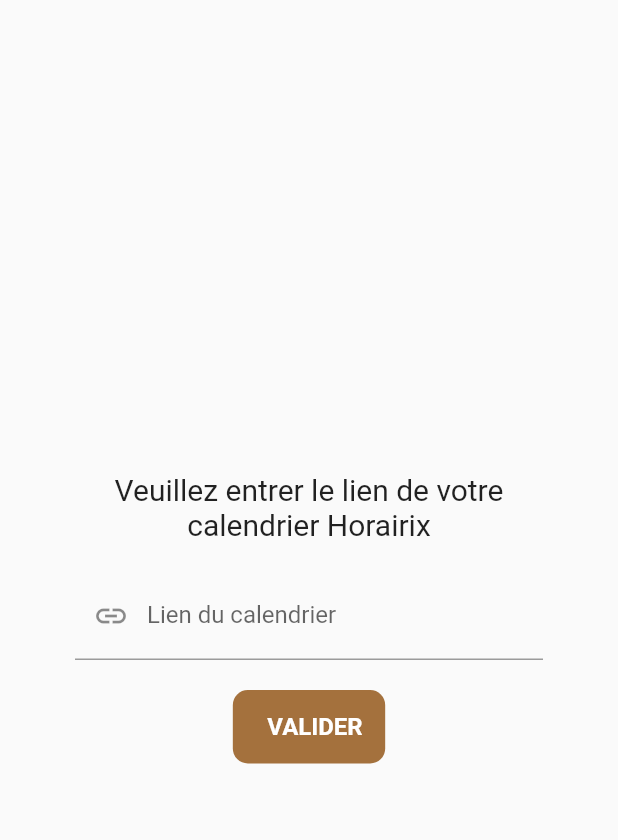
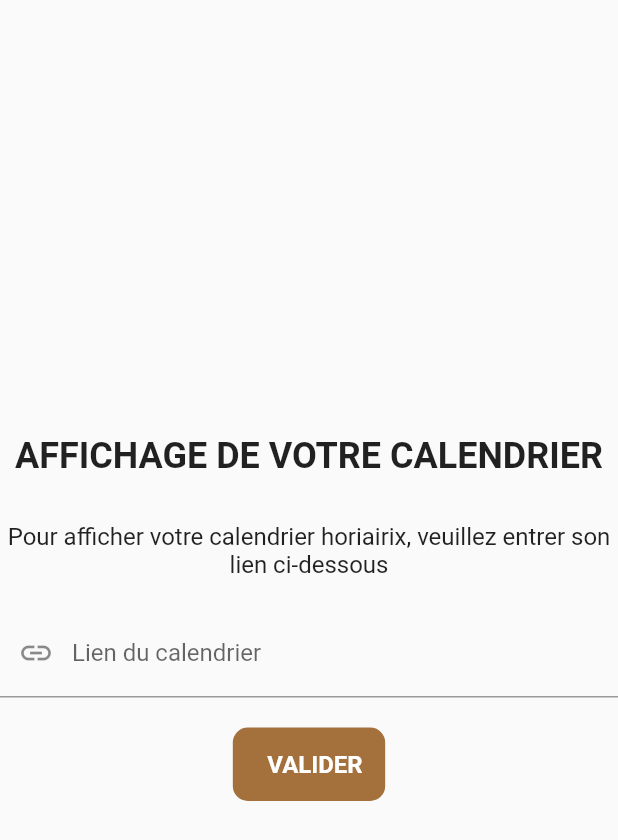
Before and after one commit to khalilkrm/StudentsForStudentsMobile, a Flutter app: the CalendarBox widget shown alone on an empty page, opened directly, on a phone screen of 412 x 824 dp. Shown: the top 840 px of the screen. Run offline on Flutter 3.47's test engine with Material 2 defaults, Android fonts, the phone set to English and light mode, and no system bars; our stand-ins replace google_fonts, google_sign_in, logger, syncfusion_flutter_calendar; missing offline and left inert: icalendar_parser, syncfusion_localizations; accounts and stored records are empty; generated files the repository leaves out were written again; network calls fail.

Commit message:
MODIFY: modification de la vue pour afficher le calendrier + vue pour ajouter une adresse

```diff
--- a/lib/views/organisms/calendar_box.dart
+++ b/lib/views/organisms/calendar_box.dart
@@ -16,7 +16,7 @@
 }
 
 class _CalendarBoxState extends State<CalendarBox> {
-  void _onSubmit(CalendarStore store) async{
+  void _onSubmit(CalendarStore store) async {
     //print(widget._calendarLinkController.text);
     await store.linkCalendar(calendarLink: widget._calendarLinkController.text);
   }
@@ -25,15 +25,26 @@
   Widget build(BuildContext context) {
     return Consumer<CalendarStore>(
       builder: (context, store, child) => Center(
-              child: Padding(
-                padding: const EdgeInsets.all(50.0),
         child: Column(
           mainAxisAlignment: MainAxisAlignment.center,
           children: [
-                    const Text(
+            Column(
+              children: const [
+                Padding(
+                  padding: EdgeInsets.only(bottom: 30.0),
+                  child: Text(
+                    'AFFICHAGE DE VOTRE CALENDRIER',
                     textAlign: TextAlign.center,
-                      'Veuillez entrer le lien de votre calendrier Horairix',
-                      style: TextStyle(fontSize: 20),
+                    style: TextStyle(
+                        fontSize: 24, fontWeight: FontWeight.bold),
+                  ),
+                ),
+                Text(
+                  'Pour afficher votre calendrier horiairix, veuillez entrer son lien ci-dessous',
+                  textAlign: TextAlign.center,
+                  style: TextStyle(fontSize: 16),
+                ),
+              ],
             ),
             const SizedBox(height: 20),
             TextFormFieldMolecule(
@@ -50,6 +61,6 @@
           ],
         ),
       ),
-            ));
+    );
   }
 }
--- a/lib/views/templates/calendar_content.dart
+++ b/lib/views/templates/calendar_content.dart
@@ -4,6 +4,7 @@
 import 'package:student_for_student_mobile/stores/user_store.dart';
 import 'package:student_for_student_mobile/views/molecules/waiting_message.dart';
 import 'package:student_for_student_mobile/views/organisms/calendar_box.dart';
+import 'package:student_for_student_mobile/views/organisms/screen_content.dart';
 import 'package:syncfusion_flutter_calendar/calendar.dart';
 
 class CalendarContent extends StatefulWidget {
@@ -29,7 +30,7 @@
         builder: (context, store, child) => store.state.isLoading
             ? const WaitingMessage('Le calendrier en cours de chargement...')
             : !store.state.isCalendarLinked
-                ? CalendarBox()
+                ? ScreenContent(children: [CalendarBox()])
                 : SfCalendar(
                     dataSource: store.state.source,
                     view: CalendarView.month,
```
Also changed, not shown: lib/views/molecules/text_form_field_molecule.dart (+5 -4 lines), lib/views/templates/request_content.dart (+19 -7 lines). Lines whose indentation alone changed are shown as unchanged.
